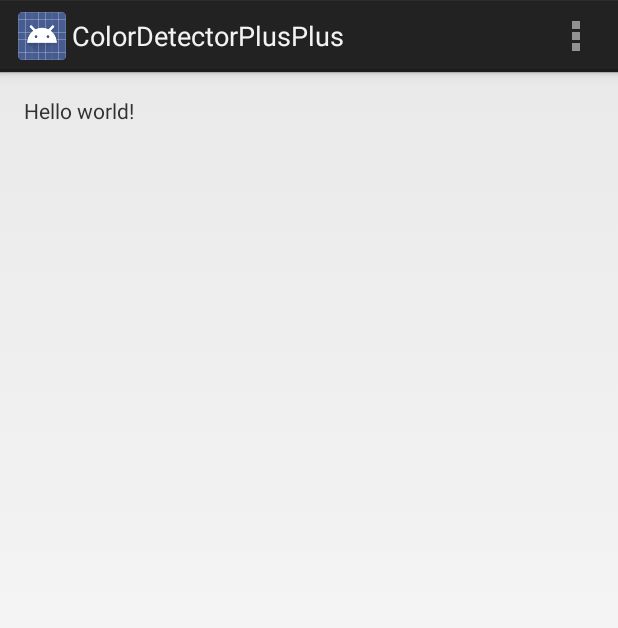
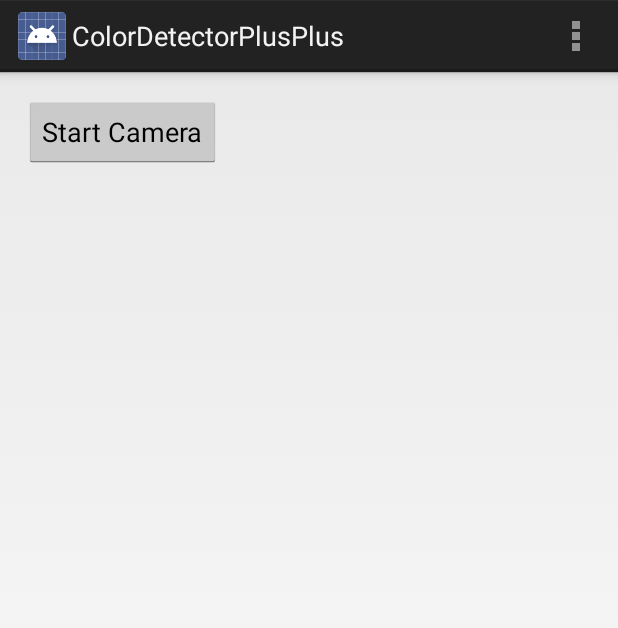
Before and after one commit to JStav/ColorDetectorPlusPlus, an Android app: the screen it shows after launch (MainActivity), on a phone screen of 412 x 824 dp. Shown: the top 628 px of the screen. Run offline under Robolectric (Android 15) with nearby library versions, the phone set to English and light mode, and no system bars.

Commit message:
Camera preview work started

```diff
--- a/app/src/main/res/layout/activity_main.xml
+++ b/app/src/main/res/layout/activity_main.xml
@@ -5,7 +5,14 @@
     android:paddingTop="@dimen/activity_vertical_margin"
     android:paddingBottom="@dimen/activity_vertical_margin" tools:context=".MainActivity">
 
-    <TextView android:text="@string/hello_world" android:layout_width="wrap_content"
-        android:layout_height="wrap_content" />
+    <Button
+        android:layout_width="wrap_content"
+        android:layout_height="wrap_content"
+        android:text="Start Camera"
+        android:id="@+id/button"
+        android:layout_alignParentTop="true"
+        android:layout_alignParentLeft="true"
+        android:layout_alignParentStart="true"
+        android:onClick = "startCamera"/>
 
 </RelativeLayout>
--- /dev/null
+++ b/app/src/main/res/menu/menu_camera.xml
@@ -0,0 +1,6 @@
+<menu xmlns:android="http://schemas.android.com/apk/res/android"
+    xmlns:tools="http://schemas.android.com/tools"
+    tools:context="phy2049.projects.colordetectorplusplus.CameraActivity">
+    <item android:id="@+id/action_settings" android:title="@string/action_settings"
+        android:orderInCategory="100" android:showAsAction="never" />
+</menu>
--- a/app/src/main/res/values/strings.xml
+++ b/app/src/main/res/values/strings.xml
@@ -4,5 +4,6 @@
     <string name="app_name">ColorDetectorPlusPlus</string>
     <string name="hello_world">Hello world!</string>
     <string name="action_settings">Settings</string>
+    <string name="title_activity_camera">CameraActivity</string>
 
 </resources>
```
Also changed, not shown: app/src/main/AndroidManifest.xml (+9 -0 lines), app/src/main/java/phy2049/projects/colordetectorplusplus/CameraActivity.java (added, +27 -0 lines), app/src/main/java/phy2049/projects/colordetectorplusplus/CameraPreview.java (added, +71 -0 lines), app/src/main/java/phy2049/projects/colordetectorplusplus/MainActivity.java (+18 -0 lines), app/src/main/res/layout/activity_camera.xml (added, +21 -0 lines), 2 other files.
